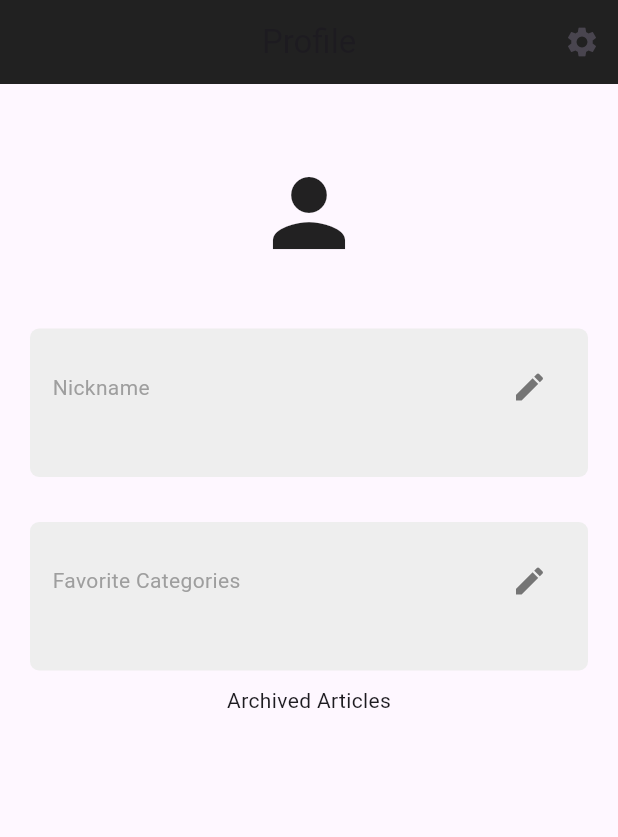
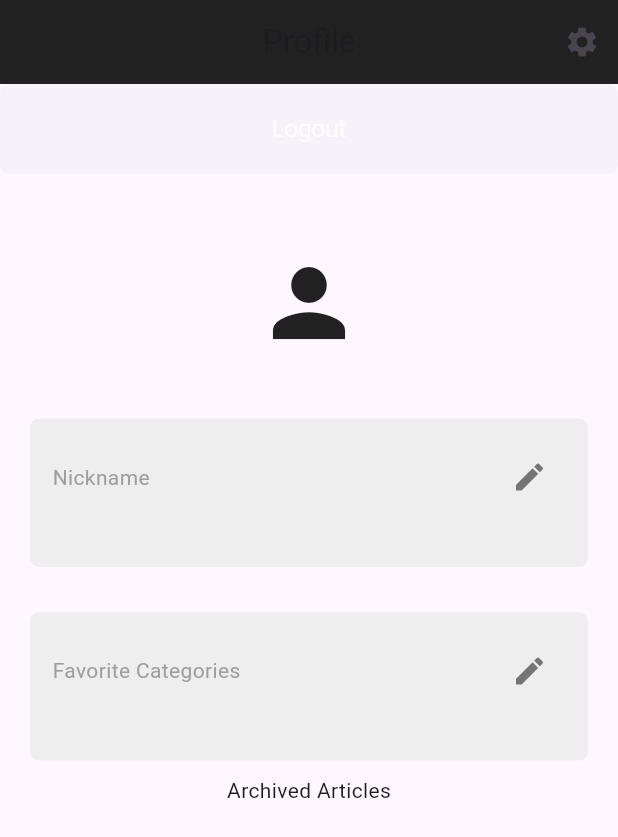
Before and after one commit to Benten559/NewsToYou, a Flutter app: the ProfilePage screen opened directly, on a phone screen of 412 x 824 dp. Shown: the top 837 px of the screen. Run offline on Flutter 3.47's test engine with Material 3 defaults, Android fonts, the phone set to English and light mode, and no system bars; our stand-ins replace cloud_firestore, firebase_auth, firebase_core, webview_flutter; accounts and stored records are empty.

Commit message:
Update Profile Page
Page is now scrollable with the new changes

```diff
--- a/news_media/lib/profilepage/profilepage.dart
+++ b/news_media/lib/profilepage/profilepage.dart
@@ -19,13 +19,12 @@ class ProfilePage extends StatefulWidget {
 }
 
 class _ProfilePage extends State<ProfilePage> {
-  // ApiService client = ApiService();
   final FirebaseAuth _auth = FirebaseAuth.instance;
   final user = FirebaseAuth.instance.currentUser!;
   final usercollection = FirebaseFirestore.instance.collection('Users');
   List<Article> _savedArticles = [];
-  List<String> selectedCategories = []; ///User selected categories
-  List<String> allCategories = [        ///categories list
+  List<String> selectedCategories = [];
+  List<String> allCategories = [
     'AutoMobiles',
     'Airplanes',
     'Finance',
@@ -42,7 +41,9 @@ class _ProfilePage extends State<ProfilePage> {
   Future<void> _signOut() async {
     await _auth.signOut();
     Navigator.push(
-        context, MaterialPageRoute(builder: (context) => const LoginPage()));
+      context,
+      MaterialPageRoute(builder: (context) => const LoginPage()),
+    );
   }
 
   @override
@@ -69,24 +70,28 @@ class _ProfilePage extends State<ProfilePage> {
         builder: (context, snapshot) {
           if (snapshot.hasData) {
             final userData = snapshot.data?.data() as Map<String, dynamic>?;
-            return Container(
-                child: Column(
+
+            return ListView(
               children: [
+                CommonBtn(
+                  text: 'Logout',
+                  onPressed: () async {
+                    await _signOut();
+                  },
+                  height: 60,
+                  width: double.infinity,
+                  radius: 6,
+                ),
                 const SizedBox(height: 50),
-
-                ///Avatar
                 const Icon(
                   Icons.person,
                   size: 72,
                 ),
-
                 Text(
                   user.email!,
                   textAlign: TextAlign.center,
                   style: TextStyle(color: Colors.grey[700]),
                 ),
-
-                ///nickname
                 Container(
                   decoration: BoxDecoration(
                     color: Colors.grey[200],
@@ -97,7 +102,6 @@ class _ProfilePage extends State<ProfilePage> {
                   child: Column(
                     crossAxisAlignment: CrossAxisAlignment.start,
                     children: [
-                      ///Section name
                       Row(
                         mainAxisAlignment: MainAxisAlignment.spaceBetween,
                         children: [
@@ -177,16 +181,11 @@ class _ProfilePage extends State<ProfilePage> {
                           ),
                         ],
                       ),
-
-                      ///Text Content
                       Text(userData?['nickname']),
                     ],
                   ),
                 ),
-
                 const SizedBox(height: 10),
-
-                ///Favorite Categories
                 Container(
                   decoration: BoxDecoration(
                     color: Colors.grey[200],
@@ -197,7 +196,6 @@ class _ProfilePage extends State<ProfilePage> {
                   child: Column(
                     crossAxisAlignment: CrossAxisAlignment.start,
                     children: [
-                      ///Section name
                       Row(
                         mainAxisAlignment: MainAxisAlignment.spaceBetween,
                         children: [
@@ -209,7 +207,7 @@ class _ProfilePage extends State<ProfilePage> {
                             onPressed: () async {
                               selectedCategories = List<String>.from(userData?['categories']);
                               List<String> newvalue = [];
-                              newvalue=selectedCategories;
+                              newvalue = selectedCategories;
                               await showModalBottomSheet(
                                 context: context,
                                 backgroundColor: Colors.white,
@@ -243,10 +241,9 @@ class _ProfilePage extends State<ProfilePage> {
                                             ),
                                           ],
                                         ),
-
                                         const Divider(),
-
-                                        Expanded(child: SingleChildScrollView(
+                                        Expanded(
+                                          child: SingleChildScrollView(
                                             child: Column(
                                               children: allCategories.map((category) {
                                                 return CheckboxListTile(
@@ -266,7 +263,8 @@ class _ProfilePage extends State<ProfilePage> {
                                                 );
                                               }).toList(),
                                             ),
-                                        ),)
+                                          ),
+                                        ),
                                       ],
                                     );
                                   },
@@ -280,18 +278,16 @@ class _ProfilePage extends State<ProfilePage> {
                           ),
                         ],
                       ),
-
-                      ///Text Content
                       Text(userData?['categories'].join(', ')),
                     ],
                   ),
                 ),
-
                 const SizedBox(height: 10),
-
+                Column(
+                  mainAxisAlignment: MainAxisAlignment.center,
+                  children: [
                     const Text("Archived Articles"),
-                Expanded(
-                  child: FutureBuilder(
+                    FutureBuilder(
                       future: _fetchArticles(),
                       builder: (context, snapshot) {
                         if (snapshot.connectionState == ConnectionState.waiting &&
@@ -300,30 +296,25 @@ class _ProfilePage extends State<ProfilePage> {
                         } else if (snapshot.hasError) {
                           return Center(child: Text('Error: ${snapshot.error}'));
                         } else {
-                        // Display your data using a ListView
                           return ListView.builder(
+                            shrinkWrap: true,
+                            physics: NeverScrollableScrollPhysics(),
                             itemCount: _savedArticles.length,
                             itemBuilder: (context, index) => InkWell(
                               onTap: () => handleURLButtonPress(
-                                  context, _savedArticles[index].url),
-                              child: customListTile(_savedArticles[index])),
+                                context,
+                                _savedArticles[index].url,
+                              ),
+                              child: customListTile(_savedArticles[index]),
+                            ),
                           );
                         }
                       },
                     ),
-                ),
-
-                CommonBtn(
-                  text: 'Logout',
-                  onPressed: () async {
-                    await _signOut();
-                  },
-                  height: 60,
-                  width: double.infinity,
-                  radius: 6,
+                  ],
                 ),
               ],
-            ));
+            );
           } else if (snapshot.hasError) {
             return Center(
               child: Text('Error${snapshot.error}'),
@@ -335,15 +326,9 @@ class _ProfilePage extends State<ProfilePage> {
           );
         },
       ),
-      // SingleChildScrollView(
-      //   child: _buildView(context),
-      // ),
     );
   }
 
-  /// Helper method to populate widgets `_savedArticles` property.
-  /// Will update the page with results if/when the user prompts for a refresh
-  /// TODO add the refresh functionality
   Future<void> _fetchArticles() async {
     if (_articleRefresh) return;
     _savedArticles = await getUserSavedArticlesJSON();
```
Also changed, not shown: 1 other file. Lines whose indentation alone changed are shown as unchanged.
